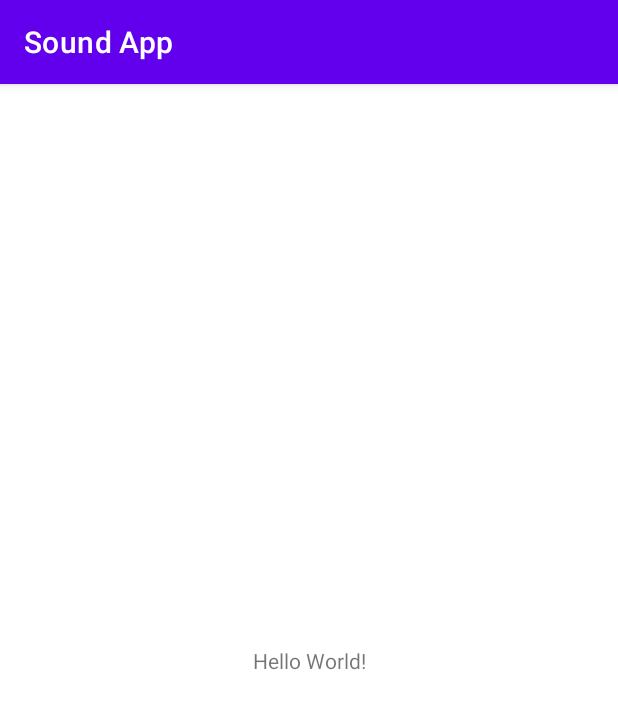
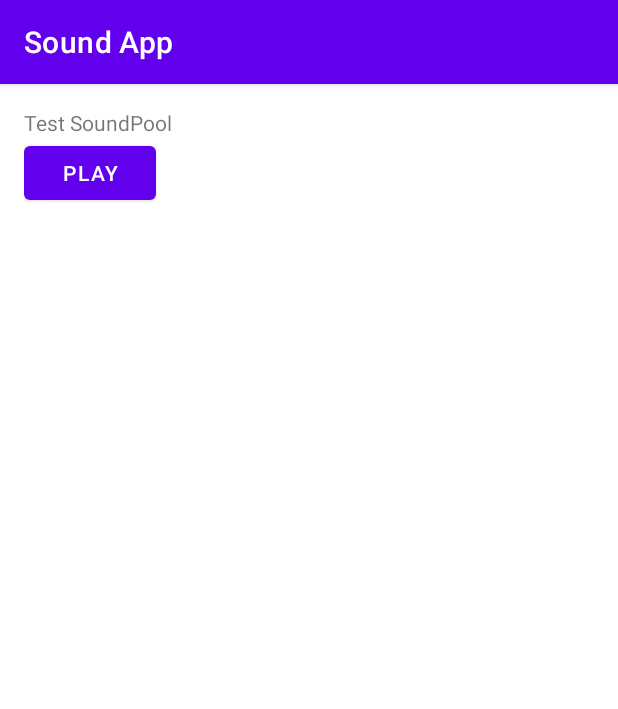
Before and after one commit to ricky-kiva/andro-sound-pool, an Android app: the screen it shows after launch (MainActivity), on a phone screen of 412 x 824 dp. Shown: the top 709 px of the screen. Run offline under Robolectric (Android 15) with nearby library versions, the phone set to English and light mode, and no system bars.

Commit message:
add SoundPool

```diff
--- a/app/src/main/java/com/rickyslash/soundapp/MainActivity.kt
+++ b/app/src/main/java/com/rickyslash/soundapp/MainActivity.kt
@@ -1,12 +1,45 @@
 package com.rickyslash.soundapp
 
+import android.media.SoundPool
 import androidx.appcompat.app.AppCompatActivity
 import android.os.Bundle
+import android.widget.Button
+import android.widget.Toast
 
 class MainActivity : AppCompatActivity() {
+
+    private lateinit var sp: SoundPool
+    private var soundId: Int = 0
+    private var spLoaded = false
+
     override fun onCreate(savedInstanceState: Bundle?) {
         super.onCreate(savedInstanceState)
         setContentView(R.layout.activity_main)
+
+        val btnSound = findViewById<Button>(R.id.btn_sound_pool)
+
+        sp = SoundPool.Builder() // instantiate SoundPool
+            .setMaxStreams(2) // make the max sound play to 2
+            .build() // build SoundPool
+
+        sp.setOnLoadCompleteListener { _, _, status ->
+            if (status == 0) {
+                // set flags to check if the sound is loaded
+                spLoaded = true
+            } else {
+                Toast.makeText(this@MainActivity, "Fail to load", Toast.LENGTH_SHORT).show()
+            }
+        }
+
+        // load the desired sound
+        soundId = sp.load(this, R.raw.clinking_glasses, 1)
+
+        btnSound.setOnClickListener {
+            if (spLoaded) {
+                // play the SoundPool on button click
+                sp.play(soundId, 1f, 1f, 0, 0, 1f)
+            }
+        }
     }
 }
 
--- a/app/src/main/res/layout/activity_main.xml
+++ b/app/src/main/res/layout/activity_main.xml
@@ -1,18 +1,22 @@
 <?xml version="1.0" encoding="utf-8"?>
-<androidx.constraintlayout.widget.ConstraintLayout xmlns:android="http://schemas.android.com/apk/res/android"
-    xmlns:app="http://schemas.android.com/apk/res-auto"
+<LinearLayout xmlns:android="http://schemas.android.com/apk/res/android"
     xmlns:tools="http://schemas.android.com/tools"
+    android:id="@+id/activity_main"
     android:layout_width="match_parent"
     android:layout_height="match_parent"
+    android:orientation="vertical"
+    android:padding="16dp"
     tools:context=".MainActivity">
 
     <TextView
         android:layout_width="wrap_content"
         android:layout_height="wrap_content"
-        android:text="Hello World!"
-        app:layout_constraintBottom_toBottomOf="parent"
-        app:layout_constraintEnd_toEndOf="parent"
-        app:layout_constraintStart_toStartOf="parent"
-        app:layout_constraintTop_toTopOf="parent" />
+        android:text="@string/text_sound_pool" />
 
-</androidx.constraintlayout.widget.ConstraintLayout>
+    <Button
+        android:id="@+id/btn_sound_pool"
+        android:layout_width="wrap_content"
+        android:layout_height="wrap_content"
+        android:text="@string/btn_text_play" />
+
+</LinearLayout>
--- a/app/src/main/res/values/strings.xml
+++ b/app/src/main/res/values/strings.xml
@@ -1,3 +1,5 @@
 <resources>
     <string name="app_name">Sound App</string>
+    <string name="btn_text_play">Play</string>
+    <string name="text_sound_pool">Test SoundPool</string>
 </resources>
```
Also changed, not shown: 2 other files.
